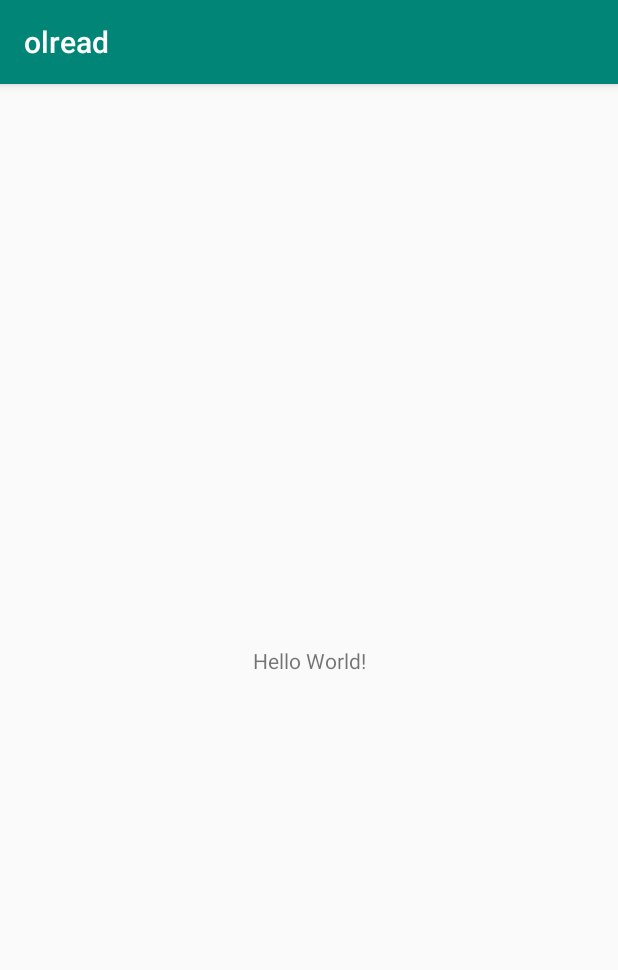
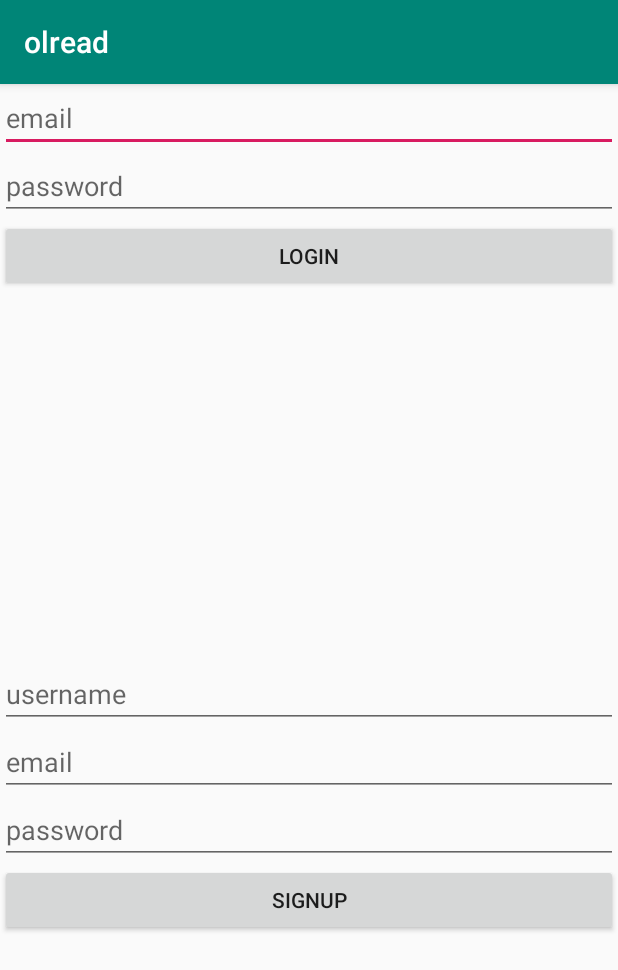
Before and after one commit to RayhanPutra27/Ol-Read, an Android app: the screen it shows after launch (MainActivity before the commit, Authentification after it), on a phone screen of 412 x 824 dp. Shown: the top 970 px of the screen. Run offline under Robolectric (Android 15) with nearby library versions, the phone set to English and light mode, and no system bars.

Commit message:
(+) Login Register Logout Fetch API (+) Simple Front End (+) Utils

```diff
--- a/app/build.gradle
+++ b/app/build.gradle
@@ -24,11 +24,15 @@ android {
 
 dependencies {
     implementation fileTree(dir: 'libs', include: ['*.jar'])
-    implementation"org.jetbrains.kotlin:kotlin-stdlib-jdk7:$kotlin_version"
+    implementation "org.jetbrains.kotlin:kotlin-stdlib-jdk7:$kotlin_version"
     implementation 'androidx.appcompat:appcompat:1.0.2'
     implementation 'androidx.core:core-ktx:1.0.2'
     implementation 'androidx.constraintlayout:constraintlayout:1.1.3'
     testImplementation 'junit:junit:4.12'
     androidTestImplementation 'androidx.test.ext:junit:1.1.0'
     androidTestImplementation 'androidx.test.espresso:espresso-core:3.1.1'
+
+    compile 'com.squareup.retrofit2:retrofit:2.3.0'
+    compile 'com.squareup.retrofit2:converter-gson:2.3.0'
+    compile 'com.jakewharton.picasso:picasso2-okhttp3-downloader:1.1.0'
 }
--- a/app/src/main/AndroidManifest.xml
+++ b/app/src/main/AndroidManifest.xml
@@ -1,6 +1,8 @@
 <?xml version="1.0" encoding="utf-8"?>
 <manifest xmlns:android="http://schemas.android.com/apk/res/android"
     package="rpl.ezy.olread">
+
+    <uses-permission android:name="android.permission.INTERNET"/>
 
     <application
         android:allowBackup="true"
@@ -9,7 +11,8 @@
         android:roundIcon="@mipmap/ic_launcher_round"
         android:supportsRtl="true"
         android:theme="@style/AppTheme">
-        <activity android:name=".MainActivity">
+        <activity android:name=".MainActivity"></activity>
+        <activity android:name=".view.Authentification">
             <intent-filter>
                 <action android:name="android.intent.action.MAIN" />
 
--- /dev/null
+++ b/app/src/main/java/rpl/ezy/olread/api/GetDataService.kt
@@ -0,0 +1,34 @@
+package rpl.ezy.olread.api
+
+import retrofit2.Call
+import retrofit2.http.Field
+import retrofit2.http.FormUrlEncoded
+import retrofit2.http.GET
+import retrofit2.http.POST
+import rpl.ezy.olread.response.ResponseLogin
+import rpl.ezy.olread.response.ResponseSignup
+import rpl.ezy.olread.response.ResponseUsers
+
+
+interface GetDataService {
+
+    @GET("/users")
+    fun getAllUsers(): Call<ResponseUsers>
+
+    @FormUrlEncoded
+    @POST("/users/login")
+    fun userLogin(
+        @Field("email") email: String,
+        @Field("password") password: String
+    ): Call<ResponseLogin>
+
+    @FormUrlEncoded
+    @POST("/users/signup")
+    fun userSignup(
+        @Field("username") username: String,
+        @Field("email") email: String,
+        @Field("password") password: String,
+        @Field("status") status: Int
+    ): Call<ResponseSignup>
+
+}
--- /dev/null
+++ b/app/src/main/java/rpl/ezy/olread/utils/SharedPreferenceUtils.kt
@@ -0,0 +1,27 @@
+package rpl.ezy.olread.utils
+
+import android.content.Context
+import android.content.SharedPreferences
+
+class SharedPreferenceUtils(mContext : Context) {
+    private var shared: SharedPreferences = mContext.getSharedPreferences("",0)
+    private var edit: SharedPreferences.Editor = shared.edit()
+
+    fun setSharedPreferences(key: String, value: String){
+        edit.putString(key, value)
+        edit.commit()
+    }
+
+    fun setSharedPreferences(key: String, value: Int){
+        edit.putInt(key, value)
+        edit.commit()
+    }
+
+    fun getStringSharedPreferences(key: String): String {
+        return shared.getString(key, "")
+    }
+
+    fun getIntSharedPreferences(key: String): Int {
+        return shared.getInt(key, -1)
+    }
+}
--- /dev/null
+++ b/app/src/main/res/layout/activity_authentification.xml
@@ -0,0 +1,72 @@
+<?xml version="1.0" encoding="utf-8"?>
+<LinearLayout xmlns:android="http://schemas.android.com/apk/res/android"
+    xmlns:app="http://schemas.android.com/apk/res-auto"
+    xmlns:tools="http://schemas.android.com/tools"
+    android:layout_width="match_parent"
+    android:layout_height="match_parent"
+    android:orientation="vertical"
+    tools:context=".view.Authentification">
+
+    <LinearLayout
+        android:layout_width="match_parent"
+        android:layout_height="match_parent"
+        android:layout_weight="1"
+        android:orientation="vertical">
+
+        <EditText
+            android:id="@+id/etl_email"
+            android:layout_width="match_parent"
+            android:layout_height="wrap_content"
+            android:hint="email"
+            android:inputType="textEmailAddress"/>
+
+        <EditText
+            android:id="@+id/etl_pass"
+            android:layout_width="match_parent"
+            android:layout_height="wrap_content"
+            android:hint="password"
+            android:inputType="textPassword"/>
+
+        <Button
+            android:id="@+id/bt_login"
+            android:layout_width="match_parent"
+            android:layout_height="wrap_content"
+            android:text="LOGIN"/>
+
+    </LinearLayout>
+
+    <LinearLayout
+        android:layout_width="match_parent"
+        android:layout_height="match_parent"
+        android:layout_weight="1"
+        android:orientation="vertical">
+
+        <EditText
+            android:id="@+id/ets_username"
+            android:layout_width="match_parent"
+            android:layout_height="wrap_content"
+            android:hint="username"
+            android:inputType="text"/>
+        <EditText
+            android:id="@+id/ets_email"
+            android:layout_width="match_parent"
+            android:layout_height="wrap_content"
+            android:hint="email"
+            android:inputType="textEmailAddress"/>
+
+        <EditText
+            android:id="@+id/ets_pass"
+            android:layout_width="match_parent"
+            android:layout_height="wrap_content"
+            android:hint="password"
+            android:inputType="textPassword"/>
+
+        <Button
+            android:id="@+id/bt_signup"
+            android:layout_width="match_parent"
+            android:layout_height="wrap_content"
+            android:text="SIGNUP"/>
+
+    </LinearLayout>
+
+</LinearLayout>
```
Also changed, not shown: app/src/main/java/rpl/ezy/olread/MainActivity.kt (+93 -0 lines), app/src/main/java/rpl/ezy/olread/api/RetrofitClientInstance.kt (added, +21 -0 lines), app/src/main/java/rpl/ezy/olread/model/MUser.kt (added, +9 -0 lines), app/src/main/java/rpl/ezy/olread/response/ResponseLogin.kt (added, +10 -0 lines), app/src/main/java/rpl/ezy/olread/response/ResponseSignup.kt (added, +10 -0 lines), app/src/main/java/rpl/ezy/olread/response/ResponseUsers.kt (added, +10 -0 lines), app/src/main/java/rpl/ezy/olread/utils/ConstantUtils.kt (added, +12 -0 lines), app/src/main/java/rpl/ezy/olread/view/Authentification.kt (added, +201 -0 lines), app/src/main/res/layout/activity_main.xml (+37 -7 lines).
